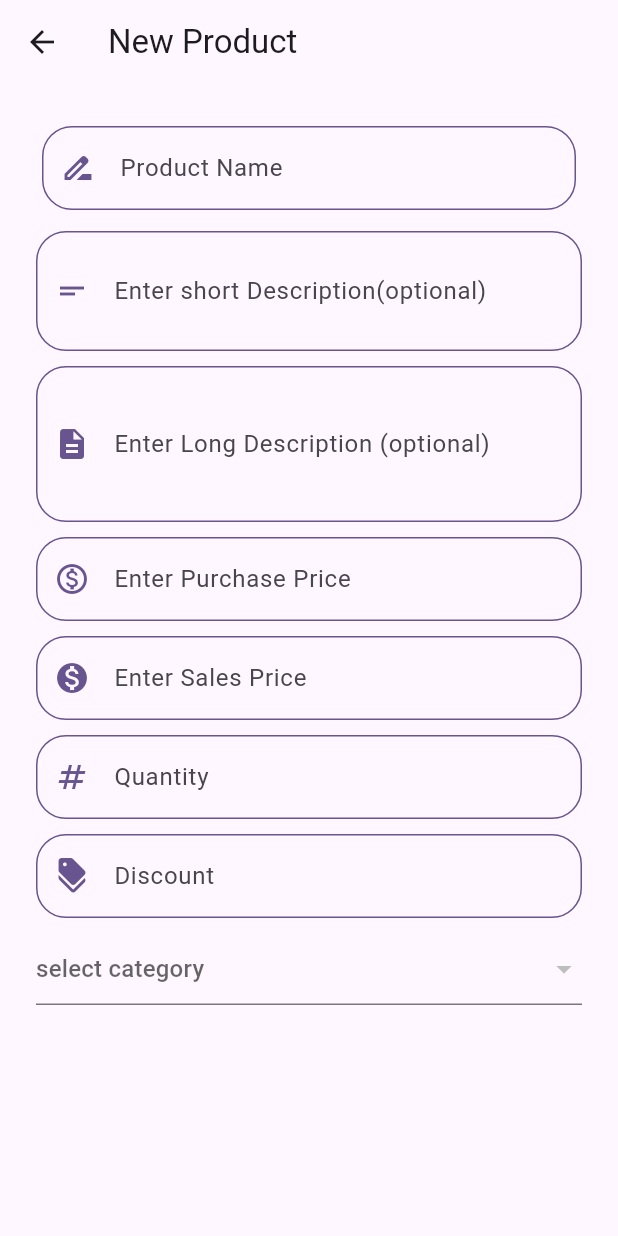
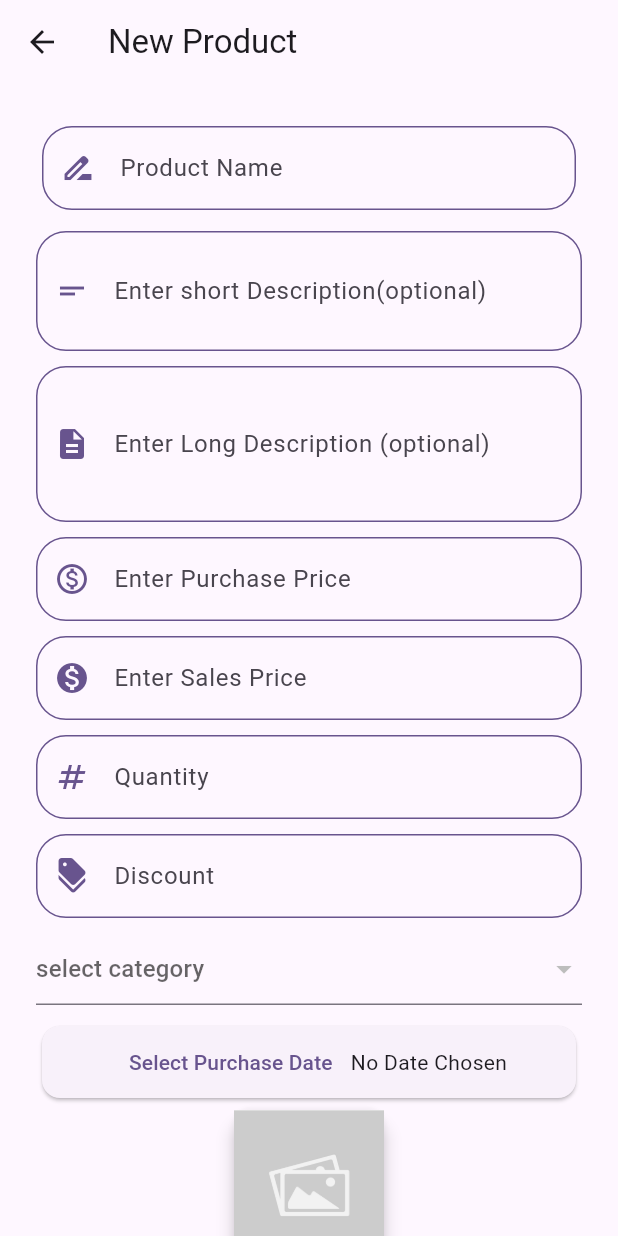
Before and after one commit to Shahadat4303191162/restaurant-management-adminApp, a Flutter app: the NewProductPage screen opened by its route, on a phone screen of 412 x 824 dp. Run offline on Flutter 3.47's test engine with Material 2 defaults, Android fonts, the phone set to English and light mode, and no system bars; our stand-ins replace cloud_firestore, connectivity_plus, firebase_auth, firebase_core, firebase_storage, flutter_easyloading and 1 more; accounts and stored records are empty.

Commit message:
2nd commit

```diff
--- a/lib/main.dart
+++ b/lib/main.dart
@@ -11,6 +11,7 @@ import 'package:cafe_admin/page/settings_page.dart';
 import 'package:cafe_admin/provider/product_provider.dart';
 import 'package:firebase_core/firebase_core.dart';
 import 'package:flutter/material.dart';
+import 'package:flutter_easyloading/flutter_easyloading.dart';
 import 'package:provider/provider.dart';
 
 void main() async{
@@ -35,6 +36,7 @@ class MyApp extends StatelessWidget {
         colorScheme: ColorScheme.fromSeed(seedColor: Colors.deepPurple),
         useMaterial3: true,
       ),
+      builder: EasyLoading.init(),
       initialRoute: LauncherPage.routeName,
       routes: {
         LauncherPage.routeName: (_) => LauncherPage(),
--- a/lib/page/new_product_page.dart
+++ b/lib/page/new_product_page.dart
@@ -4,6 +4,7 @@ import 'package:cafe_admin/provider/product_provider.dart';
 import 'package:cafe_admin/utils/helper_function.dart';
 import 'package:connectivity_plus/connectivity_plus.dart';
 import 'package:flutter/material.dart';
+import 'package:image_picker/image_picker.dart';
 import 'package:provider/provider.dart';
 
 class NewProductPage extends StatefulWidget {
@@ -26,6 +27,9 @@ class _NewProductPageState extends State<NewProductPage> {
   late StreamSubscription<ConnectivityResult> subscription;
   bool _isConnected = true,isUploading = false, isSaving = false;
   String? _category;
+  String? _thumbnailImageUrl;
+  DateTime? _purchaseDate;
+  ImageSource _imageSource = ImageSource.gallery;
 
   @override
   void initState() {
@@ -258,9 +262,114 @@ class _NewProductPageState extends State<NewProductPage> {
             const SizedBox(
               height: 10,
             ),
+              Card(
+                child: Row(
+                  mainAxisAlignment: MainAxisAlignment.center,
+                  children: [
+                    TextButton(
+                        onPressed: _selectDate,
+                        child: const Text('Select Purchase Date'),),
+                    Text(_purchaseDate == null ? 'No Date Chosen' : getFormattedTime(_purchaseDate!, 'dd/MM/yyyy'))
+                  ],
+                ),
+              ),
+            // const SizedBox(
+            //   height: 10,
+            // ),
+              Center(
+                child: Card(
+                  elevation: 5,
+                  child: Padding(
+                    padding: EdgeInsets.all(0.0),
+                    child: _thumbnailImageUrl == null ?
+                        isUploading ?
+                            const Center(child: CircularProgressIndicator() ,) :
+                    Image.asset(
+                      'images/placeholder.jpg',
+                      width: 100,
+                      height: 100,
+                      fit: BoxFit.cover,
+                    )
+                        : FadeInImage.assetNetwork(
+                        placeholder: 'images/loading.gif',
+                        image: _thumbnailImageUrl!,
+                        fadeInDuration: const Duration(seconds: 1),
+                        fadeInCurve: Curves.bounceInOut,
+                        width: 100,
+                        height: 100,
+                        fit: BoxFit.cover,
+                    )
+                  ),
+                ),
+              ),
+            const SizedBox(
+              height: 10,
+            ),
+            Row(
+              mainAxisAlignment: MainAxisAlignment.center,
+              children: [
+                ElevatedButton(
+                    onPressed: (){
+                      _imageSource = ImageSource.camera;
+                      _getImage();
+                    },
+                    child: const Text('Camera'),
+                ),
+                const SizedBox(
+                  width: 20,
+                ),
+                ElevatedButton(
+                    onPressed: (){
+                      _imageSource = ImageSource.gallery;
+                      _getImage();
+                    },
+                    child: const Text('Gallery'),)
+              ],
+            ),
+            const SizedBox(
+              height: 10,
+            ),
+            ElevatedButton(
+                onPressed: _saveProduct,
+                child: const Text('SAVE'))
           ],
         ),
       ),
     );
   }
+
+  void _selectDate() async{
+    final selectDate = await showDatePicker(
+        context: context,
+        initialDate: DateTime.now(),
+        firstDate: DateTime(2000),
+        lastDate: DateTime.now());
+    if(selectDate != null){
+      setState(() {
+        _purchaseDate = selectDate;
+      });
+    }
+  }
+
+  void _getImage() async{
+    final selectedImage = await ImagePicker().pickImage(source: _imageSource,imageQuality: 75);
+    if(selectedImage != null){
+      setState(() {
+        isUploading = true;
+      });
+      try{
+        final url = await context.read<ProductProvider>().updateProductImage(selectedImage);
+        setState(() {
+          _thumbnailImageUrl = url;
+          isUploading = false;
+        });
+      }catch(e){
+
+      }
+    }
+
+  }
+
+  void _saveProduct() {
+  }
 }
```
Also changed, not shown: lib/page/category_page.dart (+52 -20 lines), lib/provider/product_provider.dart (+13 -0 lines).
